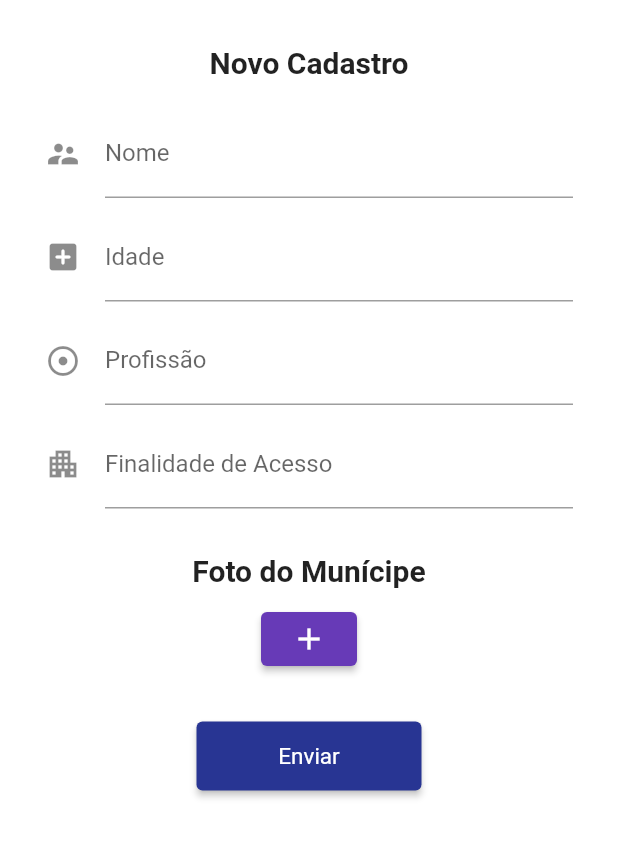
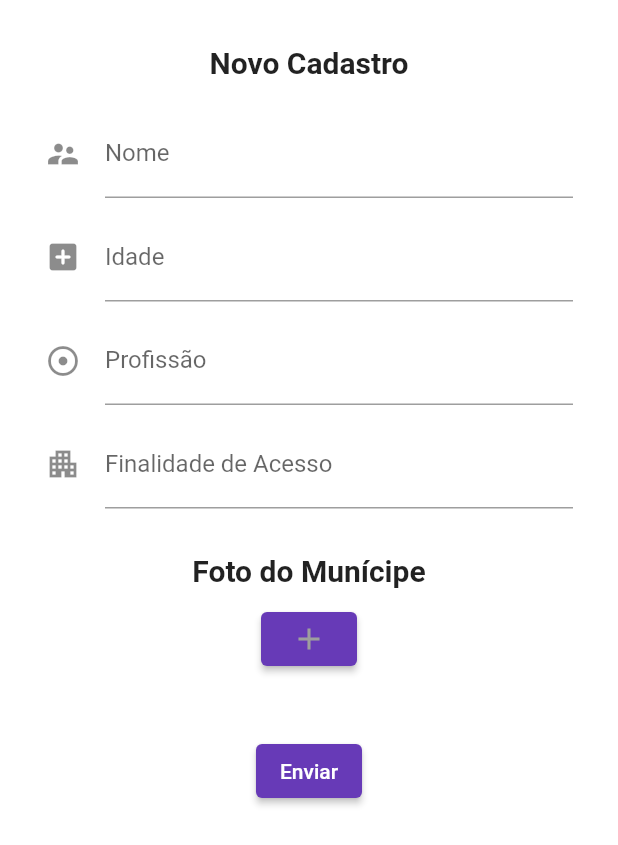
Before and after one commit to L3EWick/espaco_colabore, a Flutter app: the FormScreen screen opened directly, after a tap on "Enviar", on a phone screen of 412 x 824 dp. Shown: the top 845 px of the screen. Run offline on Flutter 3.47's test engine with Material 2 defaults, Android fonts, the phone set to English and light mode, and no system bars; our stand-ins replace image_picker, shared_preferences; accounts and stored records are empty.

Commit message:
envio de fotos adicionado

```diff
--- a/lib/screens/form/form.dart
+++ b/lib/screens/form/form.dart
@@ -1,58 +1,85 @@
+import 'dart:io';
 import 'package:colabore/screens/home_page.dart';
 import 'package:flutter/material.dart';
 import 'package:image_picker/image_picker.dart';
-import 'package:http/http.dart' as http;
-import 'package:colabore/screens/utils/url.dart';
+import 'package:colabore/services.dart';
 // import 'dart:convert';
 // import 'dart:io';
 
 class FormScreen extends StatefulWidget {
-  const FormScreen({super.key});
+  const FormScreen({Key? key}) : super(key: key);
 
   @override
   State<FormScreen> createState() => _FormScreenState();
 }
 
+class _FormScreenState extends State<FormScreen> {
+  Service service = Service();
+  final _addFormKey = GlobalKey<FormState>();
 
-class _FormScreenState extends State<FormScreen> {
- TextEditingController _tNome      = TextEditingController();
- TextEditingController _tIdade      = TextEditingController();
- TextEditingController _tProfissao  = TextEditingController();
+  TextEditingController _tNome = TextEditingController();
+  TextEditingController _tIdade = TextEditingController();
+  TextEditingController _tProfissao = TextEditingController();
   TextEditingController _tFinalidade = TextEditingController();
 
+   XFile? _image;
+  final picker = ImagePicker();
 
+  Widget _buildImage() {
+    if (_image == null) {
+      return Padding(
+        padding: const EdgeInsets.fromLTRB(1, 1, 1, 1),
+        child: Icon(
+          Icons.add,
+          color: Colors.grey,
+        ),
+      );
+    } else {
+  return Image.file(
+        File(_image!.path),
+        fit: BoxFit.cover,
+        width: 300,
+        height: 300,
+      );
+      }
+  }
 
+  Future getImage() async {
+    final pickedFile = await picker.getImage(source: ImageSource.camera);
+    setState(() {
+      if (pickedFile != null) {
+        _image = XFile(pickedFile.path);
+      } else {
+        print('No image selected.');
+      }
+    });
+  }
 
+// postData() async {
 
-postData() async {
+//   var response = await http.post(
+//     Uri.parse("http://$link/api/form"),
+//     body: {
+//       "nome": _tNome.text,
+//       "idade": _tIdade.text,
+//       "profissao": _tProfissao.text,
+//       "finalidade": _tFinalidade.text,
+//       "photo" : ""
+//     },
+//   );
+//     print(response.body);
 
+//     );
 
-  var response = await http.post(
-    Uri.parse("http://$link/api/form"),
-    body: {
-      "nome": _tNome.text,
-      "idade": _tIdade.text,
-      "profissao": _tProfissao.text,
-      "finalidade": _tFinalidade.text,
-      "photo" : ""
-    },
-  );
-    print(response.body);
-    Navigator.pushReplacement(
-      context,
-    MaterialPageRoute(builder: (context) => HomeScreen(),
-    )
-
-    );
-
-}
+// }
   @override
   Widget build(BuildContext context) {
     return Scaffold(
         body: Padding(
-
       padding: const EdgeInsets.fromLTRB(30, 30, 30, 10),
       child: Container(
+        child: Form(
+            key: _addFormKey,
           child: ListView(
             children: [
               Column(
@@ -73,40 +100,39 @@ postData() async {
                     controller: _tNome,
                     decoration: InputDecoration(
                         labelText: "Nome",
-                    hintText: "Nome" ,
-                    icon: Icon(Icons.supervisor_account_sharp)
-                  ),
+                        hintText: "Nome",
+                        icon: Icon(Icons.supervisor_account_sharp)),
                   ),
                   SizedBox(
                     height: 10,
                   ),
                   TextFormField(
                     controller: _tIdade,
+                    keyboardType: TextInputType.number,
                     decoration: InputDecoration(
                         labelText: "Idade",
-                    hintText: "Idade" ,
-                    icon: Icon(Icons.add_box_rounded)
-                  ),
+                        hintText: "Idade",
+                        icon: Icon(Icons.add_box_rounded)),
                   ),
                   SizedBox(
                     height: 10,
-              ),TextFormField(
+                  ),
+                  TextFormField(
                     controller: _tProfissao,
                     decoration: InputDecoration(
                         labelText: "Profissão",
-                    hintText: "Profissão" ,
-                    icon: Icon(Icons.adjust)
-                  ),
+                        hintText: "Profissão",
+                        icon: Icon(Icons.adjust)),
                   ),
                   SizedBox(
                     height: 10,
-              ),TextFormField(
+                  ),
+                  TextFormField(
                     controller: _tFinalidade,
                     decoration: InputDecoration(
                         labelText: "Finalidade de Acesso",
-                    hintText: "Finalidade de Acesso" ,
-                    icon: Icon(Icons.apartment_sharp)
-                  ),
+                        hintText: "Finalidade de Acesso",
+                        icon: Icon(Icons.apartment_sharp)),
                   ),
                   SizedBox(
                     height: 30,
@@ -123,30 +149,57 @@ postData() async {
                   SizedBox(
                     height: 10,
                   ),
+                  // ElevatedButton(
+                  //   onPressed: (){},
+                  //   child: Icon(Icons.add),
+                  // ),
+
                   ElevatedButton(
-                onPressed: (){},
-                child: Icon(Icons.add),
+                    onPressed: getImage,
+                    child:
+                      _buildImage(),
+
                   ),
                   const SizedBox(
-                height: 30,
+                    height: 40,
                   ),
 
                   ElevatedButton(
-                onPressed: postData,
-                style: ElevatedButton.styleFrom(
-                  backgroundColor: Colors.indigo[800],
-                  fixedSize: const Size(150, 46),
-                  textStyle: const TextStyle(fontSize: 15),
-                ),
-                child: Text('Enviar')
+                    onPressed: () {
+                      if (_addFormKey.currentState!.validate()) {
+                        _addFormKey.currentState!.save();
+                        Map<String, String> body = {
+                          'nome': _tNome.text,
+                          'idade': _tIdade.text,
+                          'profissao': _tProfissao.text,
+                          'finalidade': _tFinalidade.text
+                        };
+                        service.addImage(body, _image!.path);
+                        Navigator.pushReplacement(
+                            context,
+                            MaterialPageRoute(
+                              builder: (context) => HomeScreen(),
+                            ));
+                      }
+                    },
+                    child: Text('Enviar', style: TextStyle(color: Colors.white)),
                   ),
 
+                  // ElevatedButton(
+                  //   onPressed: (){},
+                  //   style: ElevatedButton.styleFrom(
+                  //     backgroundColor: Colors.indigo[800],
+                  //     fixedSize: const Size(150, 46),
+                  //     textStyle: const TextStyle(fontSize: 15),
+                  //   ),
+                  //   child: Text('Enviar')
+                  // ),
                 ],
               )
             ],
           ),
         ),
-    )
-    );
+      ),
+    ));
   }
 }
--- a/lib/screens/utils/url.dart
+++ b/lib/screens/utils/url.dart
@@ -1,6 +1,6 @@
 
 
 //teste local
-var link = "172.19.0.157:8000";
+var link = "http://172.19.0.157:8000";
 
 // var link = "bci.mesquita.rj.gov.br";
```
Also changed, not shown: lib/services.dart (added, +22 -0 lines). Lines whose indentation alone changed are shown as unchanged.
